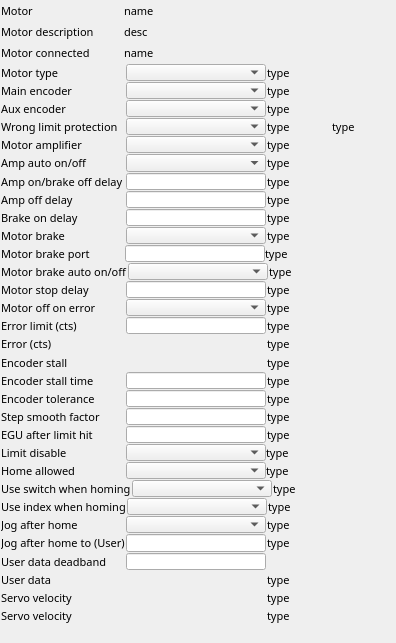
Before: the Qt Designer form 3-6/GalilSup/op/ui/galil_motor_extras.ui in motorapp/Galil, drawn with Qt 5.
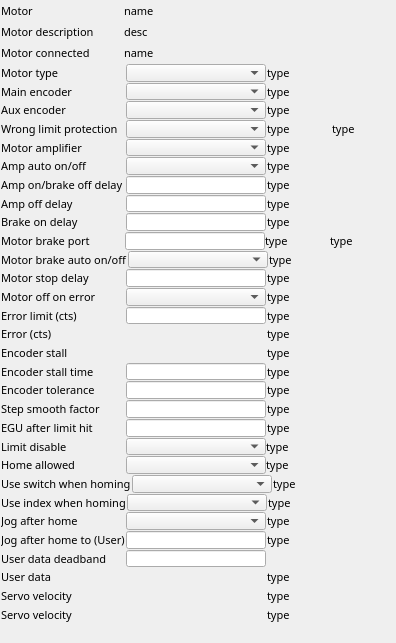
After: the same form once the commit is applied. Custom widgets are drawn as their Qt base class.

Commit message: Removed motor extras manual brake on/off command Minor tidy up

Diff of the .ui file:
```diff
--- a/3-6/GalilSup/op/ui/galil_motor_extras.ui
+++ b/3-6/GalilSup/op/ui/galil_motor_extras.ui
@@ -19,7 +19,7 @@
   <property name="windowTitle">
    <string>EFrame</string>
   </property>
-  <layout class="QVBoxLayout" name="verticalLayout" stretch="2,2,2,2,2,2,2,2,2,2,2,2,2,2,2,2,2,2,2,2,2,2,2,2,2,2,2,2,2,2,2,2,2,2,2">
+  <layout class="QVBoxLayout" name="verticalLayout" stretch="2,2,2,2,2,2,2,2,2,2,2,2,2,2,2,2,2,2,2,2,2,2,2,2,2,2,2,2,2,2,2,2,2,2">
    <property name="spacing">
     <number>1</number>
    </property>
@@ -1105,97 +1105,6 @@
      </item>
     </layout>
    </item>
-   <item>
-    <layout class="QHBoxLayout" name="horizontalLayout_14">
-     <property name="spacing">
-      <number>1</number>
-     </property>
-     <item>
-      <widget class="QLabel" name="label_17">
-       <property name="sizePolicy">
-        <sizepolicy hsizetype="Fixed" vsizetype="Preferred">
-         <horstretch>0</horstretch>
-         <verstretch>0</verstretch>
-        </sizepolicy>
-       </property>
-       <property name="minimumSize">
-        <size>
-         <width>124</width>
-         <height>0</height>
-        </size>
-       </property>
-       <property name="font">
-        <font>
-         <family>Abyssinica SIL</family>
-         <pointsize>8</pointsize>
-        </font>
-       </property>
-       <property name="text">
-        <string>Motor brake</string>
-       </property>
-      </widget>
-     </item>
-     <item>
-      <widget class="QEComboBox" name="qecombobox_8">
-       <property name="sizePolicy">
-        <sizepolicy hsizetype="Fixed" vsizetype="Preferred">
-         <horstretch>0</horstretch>
-         <verstretch>0</verstretch>
-        </sizepolicy>
-       </property>
-       <property name="minimumSize">
-        <size>
-         <width>140</width>
-         <height>1</height>
-        </size>
-       </property>
-       <property name="maximumSize">
-        <size>
-         <width>140</width>
-         <height>16777215</height>
-        </size>
-       </property>
-       <property name="font">
-        <font>
-         <family>Abyssinica SIL</family>
-         <pointsize>8</pointsize>
-        </font>
-       </property>
-       <property name="variable" stdset="0">
-        <string>$(DMC)$(M)_BRAKE_CMD</string>
-       </property>
-      </widget>
-     </item>
-     <item>
-      <widget class="QELabel" name="qelabel_16">
-       <property name="sizePolicy">
-        <sizepolicy hsizetype="Minimum" vsizetype="Preferred">
-         <horstretch>0</horstretch>
-         <verstretch>0</verstretch>
-        </sizepolicy>
-       </property>
-       <property name="font">
-        <font>
-         <family>Abyssinica SIL</family>
-         <pointsize>8</pointsize>
-        </font>
-       </property>
-       <property name="layoutDirection">
-        <enum>Qt::LeftToRight</enum>
-       </property>
-       <property name="alignment">
-        <set>Qt::AlignLeading|Qt::AlignLeft|Qt::AlignVCenter</set>
-       </property>
-       <property name="variable" stdset="0">
-        <string>$(DMC)$(M)_BRAKE_STATUS</string>
-       </property>
-       <property name="text">
-        <string>type</string>
-       </property>
-      </widget>
-     </item>
-    </layout>
-   </item>
    <item>
     <layout class="QHBoxLayout" name="horizontalLayout_31">
      <property name="spacing">
@@ -1288,6 +1197,34 @@
        </property>
       </widget>
      </item>
+     <item>
+      <widget class="QELabel" name="qelabel_16">
+       <property name="sizePolicy">
+        <sizepolicy hsizetype="Preferred" vsizetype="Preferred">
+         <horstretch>0</horstretch>
+         <verstretch>0</verstretch>
+        </sizepolicy>
+       </property>
+       <property name="font">
+        <font>
+         <family>Abyssinica SIL</family>
+         <pointsize>8</pointsize>
+        </font>
+       </property>
+       <property name="layoutDirection">
+        <enum>Qt::LeftToRight</enum>
+       </property>
+       <property name="alignment">
+        <set>Qt::AlignLeading|Qt::AlignLeft|Qt::AlignVCenter</set>
+       </property>
+       <property name="variable" stdset="0">
+        <string>$(DMC)$(M)_BRAKE_STATUS</string>
+       </property>
+       <property name="text">
+        <string>type</string>
+       </property>
+      </widget>
+     </item>
     </layout>
    </item>
    <item>
```
The commit also changes 11 other files.
